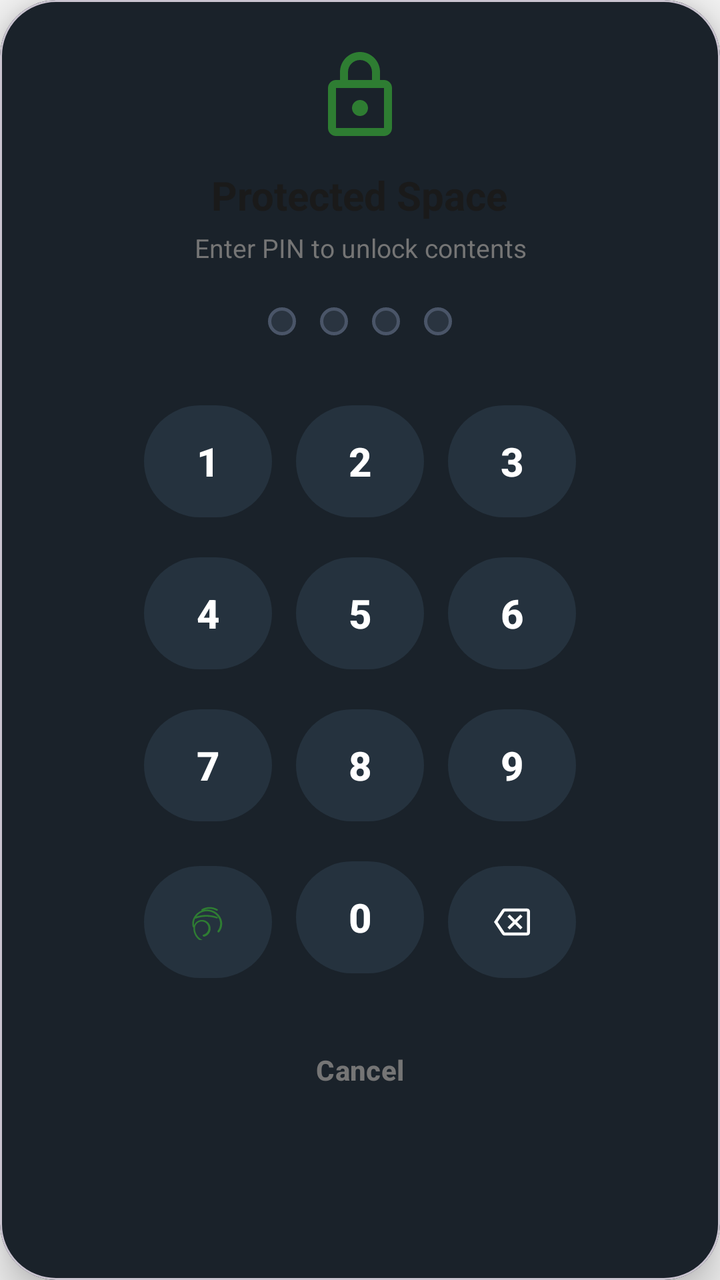
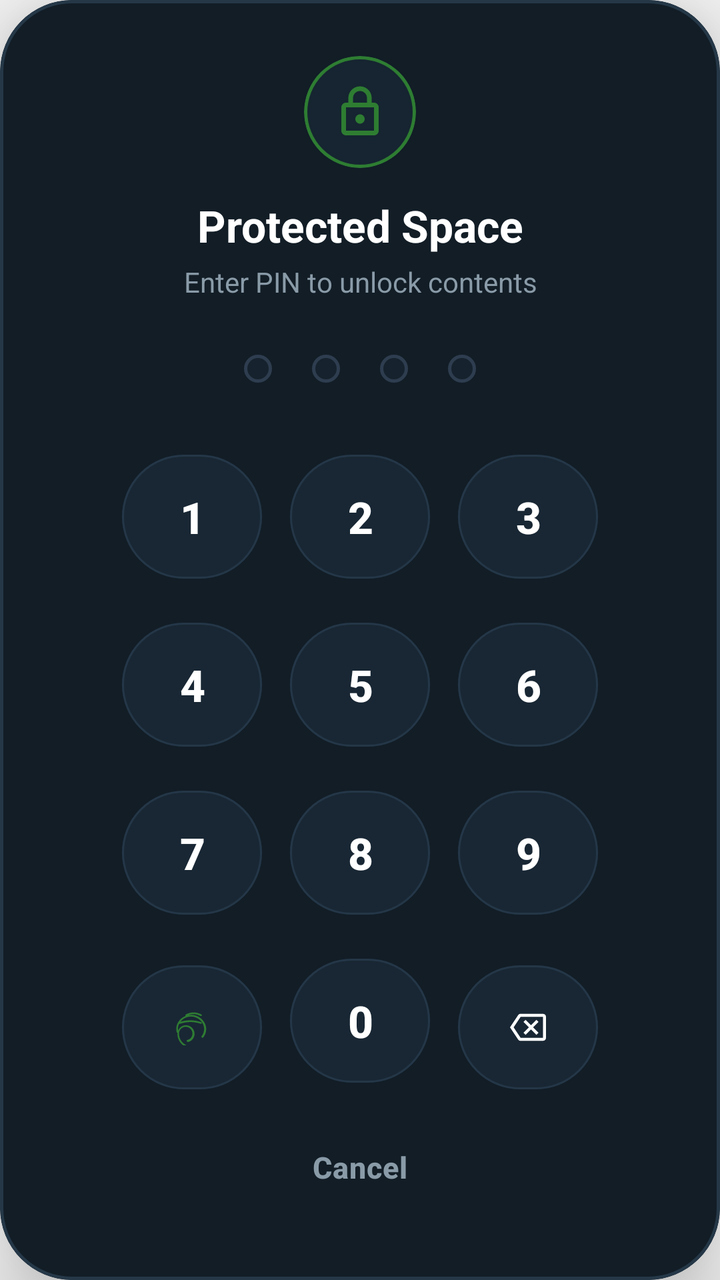

Before-and-after screenshots of an Android layout around one commit, followed by the original layout XML and the change that was made.
<!-- AndroidManifest.xml: application theme Theme.FridgeWise -->
<!-- res/layout/dialog_security_auth.xml -->
<?xml version="1.0" encoding="utf-8"?>
<com.google.android.material.card.MaterialCardView
    xmlns:android="http://schemas.android.com/apk/res/android"
    xmlns:app="http://schemas.android.com/apk/res-auto"
    android:layout_width="320dp"
    android:layout_height="wrap_content"
    android:layout_gravity="center"
    app:cardCornerRadius="28dp"
    app:cardElevation="12dp"
    app:cardBackgroundColor="#1A222A">

    <LinearLayout
        android:layout_width="match_parent"
        android:layout_height="wrap_content"
        android:orientation="vertical"
        android:gravity="center_horizontal"
        android:padding="24dp">

        
        <ImageView
            android:id="@+id/ivSecurityIcon"
            android:layout_width="48dp"
            android:layout_height="48dp"
            android:src="@drawable/ic_lock"
            app:tint="@color/green_primary" />

        
        <TextView
            android:id="@+id/tvAuthTitle"
            android:layout_width="wrap_content"
            android:layout_height="wrap_content"
            android:layout_marginTop="12dp"
            android:gravity="center"
            android:text="Protected Space"
            android:textColor="@color/text_primary"
            android:textSize="20sp"
            android:textStyle="bold" />

        
        <TextView
            android:id="@+id/tvAuthSubtitle"
            android:layout_width="wrap_content"
            android:layout_height="wrap_content"
            android:layout_marginTop="4dp"
            android:gravity="center"
            android:text="Enter PIN to unlock contents"
            android:textColor="@color/text_secondary"
            android:textSize="13sp" />

        
        <LinearLayout
            android:id="@+id/llPinDots"
            android:layout_width="wrap_content"
            android:layout_height="24dp"
            android:layout_marginTop="16dp"
            android:gravity="center"
            android:orientation="horizontal">

            <View
                android:id="@+id/dot1"
                android:layout_width="14dp"
                android:layout_height="14dp"
                android:layout_margin="6dp"
                android:background="@drawable/bg_pin_dot_empty" />

            <View
                android:id="@+id/dot2"
                android:layout_width="14dp"
                android:layout_height="14dp"
                android:layout_margin="6dp"
                android:background="@drawable/bg_pin_dot_empty" />

            <View
                android:id="@+id/dot3"
                android:layout_width="14dp"
                android:layout_height="14dp"
                android:layout_margin="6dp"
                android:background="@drawable/bg_pin_dot_empty" />

            <View
                android:id="@+id/dot4"
                android:layout_width="14dp"
                android:layout_height="14dp"
                android:layout_margin="6dp"
                android:background="@drawable/bg_pin_dot_empty" />
        </LinearLayout>

        
        <GridLayout
            android:id="@+id/gridKeypad"
            android:layout_width="wrap_content"
            android:layout_height="wrap_content"
            android:layout_marginTop="20dp"
            android:columnCount="3"
            android:rowCount="4"
            android:alignmentMode="alignMargins">

            <com.google.android.material.button.MaterialButton
                android:id="@+id/btnKey1"
                style="@style/Widget.Material3.Button.TonalButton"
                android:layout_width="64dp"
                android:layout_height="64dp"
                android:layout_margin="6dp"
                android:text="1"
                android:textColor="@android:color/white"
                android:textSize="20sp"
                android:textStyle="bold"
                app:backgroundTint="#25323E"
                app:cornerRadius="32dp" />

            <com.google.android.material.button.MaterialButton
                android:id="@+id/btnKey2"
                style="@style/Widget.Material3.Button.TonalButton"
                android:layout_width="64dp"
                android:layout_height="64dp"
                android:layout_margin="6dp"
                android:text="2"
                android:textColor="@android:color/white"
                android:textSize="20sp"
                android:textStyle="bold"
                app:backgroundTint="#25323E"
                app:cornerRadius="32dp" />

            <com.google.android.material.button.MaterialButton
                android:id="@+id/btnKey3"
                style="@style/Widget.Material3.Button.TonalButton"
                android:layout_width="64dp"
                android:layout_height="64dp"
                android:layout_margin="6dp"
                android:text="3"
                android:textColor="@android:color/white"
                android:textSize="20sp"
                android:textStyle="bold"
                app:backgroundTint="#25323E"
                app:cornerRadius="32dp" />

            <com.google.android.material.button.MaterialButton
                android:id="@+id/btnKey4"
                style="@style/Widget.Material3.Button.TonalButton"
                android:layout_width="64dp"
                android:layout_height="64dp"
                android:layout_margin="6dp"
                android:text="4"
                android:textColor="@android:color/white"
                android:textSize="20sp"
                android:textStyle="bold"
                app:backgroundTint="#25323E"
                app:cornerRadius="32dp" />

            <com.google.android.material.button.MaterialButton
                android:id="@+id/btnKey5"
                style="@style/Widget.Material3.Button.TonalButton"
                android:layout_width="64dp"
                android:layout_height="64dp"
                android:layout_margin="6dp"
                android:text="5"
                android:textColor="@android:color/white"
                android:textSize="20sp"
                android:textStyle="bold"
                app:backgroundTint="#25323E"
                app:cornerRadius="32dp" />

            <com.google.android.material.button.MaterialButton
                android:id="@+id/btnKey6"
                style="@style/Widget.Material3.Button.TonalButton"
                android:layout_width="64dp"
                android:layout_height="64dp"
                android:layout_margin="6dp"
                android:text="6"
                android:textColor="@android:color/white"
                android:textSize="20sp"
                android:textStyle="bold"
                app:backgroundTint="#25323E"
                app:cornerRadius="32dp" />

            <com.google.android.material.button.MaterialButton
                android:id="@+id/btnKey7"
                style="@style/Widget.Material3.Button.TonalButton"
                android:layout_width="64dp"
                android:layout_height="64dp"
                android:layout_margin="6dp"
                android:text="7"
                android:textColor="@android:color/white"
                android:textSize="20sp"
                android:textStyle="bold"
                app:backgroundTint="#25323E"
                app:cornerRadius="32dp" />

            <com.google.android.material.button.MaterialButton
                android:id="@+id/btnKey8"
                style="@style/Widget.Material3.Button.TonalButton"
                android:layout_width="64dp"
                android:layout_height="64dp"
                android:layout_margin="6dp"
                android:text="8"
                android:textColor="@android:color/white"
                android:textSize="20sp"
                android:textStyle="bold"
                app:backgroundTint="#25323E"
                app:cornerRadius="32dp" />

            <com.google.android.material.button.MaterialButton
                android:id="@+id/btnKey9"
                style="@style/Widget.Material3.Button.TonalButton"
                android:layout_width="64dp"
                android:layout_height="64dp"
                android:layout_margin="6dp"
                android:text="9"
                android:textColor="@android:color/white"
                android:textSize="20sp"
                android:textStyle="bold"
                app:backgroundTint="#25323E"
                app:cornerRadius="32dp" />

            <com.google.android.material.button.MaterialButton
                android:id="@+id/btnBiometric"
                style="@style/Widget.Material3.Button.TonalButton"
                android:layout_width="64dp"
                android:layout_height="64dp"
                android:layout_margin="6dp"
                app:icon="@drawable/ic_fingerprint"
                app:iconTint="@color/green_primary"
                app:iconGravity="textStart"
                app:iconPadding="0dp"
                app:backgroundTint="#25323E"
                app:cornerRadius="32dp" />

            <com.google.android.material.button.MaterialButton
                android:id="@+id/btnKey0"
                style="@style/Widget.Material3.Button.TonalButton"
                android:layout_width="64dp"
                android:layout_height="64dp"
                android:layout_margin="6dp"
                android:text="0"
                android:textColor="@android:color/white"
                android:textSize="20sp"
                android:textStyle="bold"
                app:backgroundTint="#25323E"
                app:cornerRadius="32dp" />

            <com.google.android.material.button.MaterialButton
                android:id="@+id/btnKeyBackspace"
                style="@style/Widget.Material3.Button.TonalButton"
                android:layout_width="64dp"
                android:layout_height="64dp"
                android:layout_margin="6dp"
                app:icon="@drawable/ic_backspace"
                app:iconTint="@color/white"
                app:iconGravity="textStart"
                app:iconPadding="0dp"
                app:backgroundTint="#25323E"
                app:cornerRadius="32dp" />
        </GridLayout>

        
        <com.google.android.material.button.MaterialButton
            android:id="@+id/btnAuthCancel"
            style="@style/Widget.Material3.Button.TextButton"
            android:layout_width="wrap_content"
            android:layout_height="wrap_content"
            android:layout_marginTop="12dp"
            android:text="Cancel"
            android:textColor="@color/text_secondary" />

    </LinearLayout>

</com.google.android.material.card.MaterialCardView>
<!-- resources referenced by this layout -->
<resources>
  <!-- drawable bg_pin_dot_empty (drawable) -->
  <?xml version="1.0" encoding="utf-8"?>
  <shape xmlns:android="http://schemas.android.com/apk/res/android"
      android:shape="oval">
      <solid android:color="#2A3440" />
      <stroke
          android:width="1.5dp"
          android:color="#4A5568" />
  </shape>
  <style name="Base.Theme.FridgeWise" parent="Theme.Material3.DayNight.NoActionBar">
  
          
          <item name="android:navigationBarColor">@color/bg_secondary</item>
          <item name="android:windowDrawsSystemBarBackgrounds">true</item>
  
          
          <item name="colorPrimary">@color/green_primary</item>
          <item name="colorOnPrimary">@color/white</item>
          <item name="colorPrimaryContainer">@color/green_pale</item>
          <item name="colorOnPrimaryContainer">@color/green_primary</item>
  
          <item name="colorSecondary">@color/profile_accent_teal</item>
          <item name="colorOnSecondary">@color/white</item>
  
          <item name="colorSurface">@color/bg_secondary</item>
          <item name="colorOnSurface">@color/text_primary</item>
          <item name="colorSurfaceVariant">@color/surface_elevated</item>
          <item name="colorOnSurfaceVariant">@color/text_secondary</item>
  
          <item name="android:windowBackground">@color/bg_primary</item>
          <item name="colorOutline">@color/divider_color</item>
  
          
          <item name="textAppearanceTitleLarge">@style/TextAppearance.App.TitleLarge</item>
          <item name="textAppearanceTitleMedium">@style/TextAppearance.App.TitleMedium</item>
          <item name="textAppearanceBodyLarge">@style/TextAppearance.App.BodyLarge</item>
          <item name="textAppearanceBodyMedium">@style/TextAppearance.App.BodyMedium</item>
          <item name="textAppearanceLabelLarge">@style/TextAppearance.App.LabelLarge</item>
  
          
          <item name="floatingActionButtonStyle">@style/Widget.App.FloatingActionButton</item>
      </style>
  <style name="TextAppearance.App.LabelLarge" parent="TextAppearance.Material3.LabelLarge">
          <item name="android:textColor">@color/green_primary</item>
          <item name="android:textStyle">bold</item>
          <item name="android:letterSpacing">0.01</item>
          <item name="android:includeFontPadding">false</item>
      </style>
  <!-- unchanged entries left out for length: 19 -->
</resources>

<!-- the commit's change to res/layout/dialog_security_auth.xml (unified diff, before → after) -->
@@ -2,38 +2,53 @@
 <com.google.android.material.card.MaterialCardView
     xmlns:android="http://schemas.android.com/apk/res/android"
     xmlns:app="http://schemas.android.com/apk/res-auto"
-    android:layout_width="320dp"
+    android:layout_width="340dp"
     android:layout_height="wrap_content"
     android:layout_gravity="center"
-    app:cardCornerRadius="28dp"
-    app:cardElevation="12dp"
-    app:cardBackgroundColor="#1A222A">
+    app:cardCornerRadius="36dp"
+    app:cardElevation="24dp"
+    app:cardBackgroundColor="#121D26"
+    app:strokeWidth="1.5dp"
+    app:strokeColor="#253848">
 
     <LinearLayout
         android:layout_width="match_parent"
         android:layout_height="wrap_content"
         android:orientation="vertical"
         android:gravity="center_horizontal"
-        android:padding="24dp">
-
-        
-        <ImageView
-            android:id="@+id/ivSecurityIcon"
-            android:layout_width="48dp"
-            android:layout_height="48dp"
-            android:src="@drawable/ic_lock"
-            app:tint="@color/green_primary" />
+        android:paddingHorizontal="24dp"
+        android:paddingTop="28dp"
+        android:paddingBottom="24dp">
+
+        
+        <com.google.android.material.card.MaterialCardView
+            android:layout_width="56dp"
+            android:layout_height="56dp"
+            app:cardCornerRadius="28dp"
+            app:cardElevation="0dp"
+            app:cardBackgroundColor="#162531"
+            app:strokeWidth="1.5dp"
+            app:strokeColor="@color/green_primary">
+
+            <ImageView
+                android:id="@+id/ivSecurityIcon"
+                android:layout_width="28dp"
+                android:layout_height="28dp"
+                android:layout_gravity="center"
+                android:src="@drawable/ic_lock"
+                app:tint="@color/green_primary" />
+        </com.google.android.material.card.MaterialCardView>
 
         
         <TextView
             android:id="@+id/tvAuthTitle"
             android:layout_width="wrap_content"
             android:layout_height="wrap_content"
-            android:layout_marginTop="12dp"
+            android:layout_marginTop="14dp"
             android:gravity="center"
             android:text="Protected Space"
-            android:textColor="@color/text_primary"
-            android:textSize="20sp"
+            android:textColor="@android:color/white"
+            android:textSize="22sp"
             android:textStyle="bold" />
 
         
@@ -44,15 +59,15 @@
             android:layout_marginTop="4dp"
             android:gravity="center"
             android:text="Enter PIN to unlock contents"
-            android:textColor="@color/text_secondary"
-            android:textSize="13sp" />
+            android:textColor="#8A9BA8"
+            android:textSize="14sp" />
 
         
         <LinearLayout
             android:id="@+id/llPinDots"
             android:layout_width="wrap_content"
-            android:layout_height="24dp"
-            android:layout_marginTop="16dp"
+            android:layout_height="32dp"
+            android:layout_marginTop="18dp"
             android:gravity="center"
             android:orientation="horizontal">
 
@@ -60,28 +75,28 @@
                 android:id="@+id/dot1"
                 android:layout_width="14dp"
                 android:layout_height="14dp"
-                android:layout_margin="6dp"
+                android:layout_margin="10dp"
                 android:background="@drawable/bg_pin_dot_empty" />
 
             <View
                 android:id="@+id/dot2"
                 android:layout_width="14dp"
                 android:layout_height="14dp"
-                android:layout_margin="6dp"
+                android:layout_margin="10dp"
                 android:background="@drawable/bg_pin_dot_empty" />
 
             <View
                 android:id="@+id/dot3"
                 android:layout_width="14dp"
                 android:layout_height="14dp"
-                android:layout_margin="6dp"
+                android:layout_margin="10dp"
                 android:background="@drawable/bg_pin_dot_empty" />
 
             <View
                 android:id="@+id/dot4"
                 android:layout_width="14dp"
                 android:layout_height="14dp"
-                android:layout_margin="6dp"
+                android:layout_margin="10dp"
                 android:background="@drawable/bg_pin_dot_empty" />
         </LinearLayout>
 
@@ -90,7 +105,7 @@
             android:id="@+id/gridKeypad"
             android:layout_width="wrap_content"
             android:layout_height="wrap_content"
-            android:layout_marginTop="20dp"
+            android:layout_marginTop="16dp"
             android:columnCount="3"
             android:rowCount="4"
             android:alignmentMode="alignMargins">
@@ -98,159 +113,195 @@
             <com.google.android.material.button.MaterialButton
                 android:id="@+id/btnKey1"
                 style="@style/Widget.Material3.Button.TonalButton"
-                android:layout_width="64dp"
-                android:layout_height="64dp"
-                android:layout_margin="6dp"
+                android:layout_width="70dp"
+                android:layout_height="70dp"
+                android:layout_margin="7dp"
                 android:text="1"
                 android:textColor="@android:color/white"
-                android:textSize="20sp"
-                android:textStyle="bold"
-                app:backgroundTint="#25323E"
-                app:cornerRadius="32dp" />
+                android:textSize="22sp"
+                android:textStyle="bold"
+                app:backgroundTint="#192734"
+                app:cornerRadius="35dp"
+                app:strokeWidth="1dp"
+                app:strokeColor="#243748" />
 
             <com.google.android.material.button.MaterialButton
                 android:id="@+id/btnKey2"
                 style="@style/Widget.Material3.Button.TonalButton"
-                android:layout_width="64dp"
-                android:layout_height="64dp"
-                android:layout_margin="6dp"
+                android:layout_width="70dp"
+                android:layout_height="70dp"
+                android:layout_margin="7dp"
                 android:text="2"
                 android:textColor="@android:color/white"
-                android:textSize="20sp"
-                android:textStyle="bold"
-                app:backgroundTint="#25323E"
-                app:cornerRadius="32dp" />
+                android:textSize="22sp"
+                android:textStyle="bold"
+                app:backgroundTint="#192734"
+                app:cornerRadius="35dp"
+                app:strokeWidth="1dp"
+                app:strokeColor="#243748" />
 
             <com.google.android.material.button.MaterialButton
                 android:id="@+id/btnKey3"
                 style="@style/Widget.Material3.Button.TonalButton"
-                android:layout_width="64dp"
-                android:layout_height="64dp"
-                android:layout_margin="6dp"
+                android:layout_width="70dp"
+                android:layout_height="70dp"
+                android:layout_margin="7dp"
                 android:text="3"
                 android:textColor="@android:color/white"
-                android:textSize="20sp"
-                android:textStyle="bold"
-                app:backgroundTint="#25323E"
-                app:cornerRadius="32dp" />
+                android:textSize="22sp"
+                android:textStyle="bold"
+                app:backgroundTint="#192734"
+                app:cornerRadius="35dp"
+                app:strokeWidth="1dp"
+                app:strokeColor="#243748" />
 
             <com.google.android.material.button.MaterialButton
                 android:id="@+id/btnKey4"
                 style="@style/Widget.Material3.Button.TonalButton"
-                android:layout_width="64dp"
-                android:layout_height="64dp"
-                android:layout_margin="6dp"
+                android:layout_width="70dp"
+                android:layout_height="70dp"
+                android:layout_margin="7dp"
                 android:text="4"
                 android:textColor="@android:color/white"
-                android:textSize="20sp"
-                android:textStyle="bold"
-                app:backgroundTint="#25323E"
-                app:cornerRadius="32dp" />
+                android:textSize="22sp"
+                android:textStyle="bold"
+                app:backgroundTint="#192734"
+                app:cornerRadius="35dp"
+                app:strokeWidth="1dp"
+                app:strokeColor="#243748" />
 
             <com.google.android.material.button.MaterialButton
                 android:id="@+id/btnKey5"
                 style="@style/Widget.Material3.Button.TonalButton"
-                android:layout_width="64dp"
-                android:layout_height="64dp"
-                android:layout_margin="6dp"
+                android:layout_width="70dp"
+                android:layout_height="70dp"
+                android:layout_margin="7dp"
                 android:text="5"
                 android:textColor="@android:color/white"
-                android:textSize="20sp"
-                android:textStyle="bold"
-                app:backgroundTint="#25323E"
-                app:cornerRadius="32dp" />
+                android:textSize="22sp"
+                android:textStyle="bold"
+                app:backgroundTint="#192734"
+                app:cornerRadius="35dp"
+                app:strokeWidth="1dp"
+                app:strokeColor="#243748" />
 
             <com.google.android.material.button.MaterialButton
                 android:id="@+id/btnKey6"
                 style="@style/Widget.Material3.Button.TonalButton"
-                android:layout_width="64dp"
-                android:layout_height="64dp"
-                android:layout_margin="6dp"
+                android:layout_width="70dp"
+                android:layout_height="70dp"
+                android:layout_margin="7dp"
                 android:text="6"
                 android:textColor="@android:color/white"
-                android:textSize="20sp"
-                android:textStyle="bold"
-                app:backgroundTint="#25323E"
-                app:cornerRadius="32dp" />
+                android:textSize="22sp"
+                android:textStyle="bold"
+                app:backgroundTint="#192734"
+                app:cornerRadius="35dp"
+                app:strokeWidth="1dp"
+                app:strokeColor="#243748" />
 
             <com.google.android.material.button.MaterialButton
                 android:id="@+id/btnKey7"
                 style="@style/Widget.Material3.Button.TonalButton"
-                android:layout_width="64dp"
-                android:layout_height="64dp"
-                android:layout_margin="6dp"
+                android:layout_width="70dp"
+                android:layout_height="70dp"
+                android:layout_margin="7dp"
                 android:text="7"
                 android:textColor="@android:color/white"
-                android:textSize="20sp"
-                android:textStyle="bold"
-                app:backgroundTint="#25323E"
-                app:cornerRadius="32dp" />
+                android:textSize="22sp"
+                android:textStyle="bold"
+                app:backgroundTint="#192734"
+                app:cornerRadius="35dp"
+                app:strokeWidth="1dp"
+                app:strokeColor="#243748" />
 
             <com.google.android.material.button.MaterialButton
                 android:id="@+id/btnKey8"
                 style="@style/Widget.Material3.Button.TonalButton"
-                android:layout_width="64dp"
-                android:layout_height="64dp"
-                android:layout_margin="6dp"
+                android:layout_width="70dp"
+                android:layout_height="70dp"
+                android:layout_margin="7dp"
                 android:text="8"
                 android:textColor="@android:color/white"
-                android:textSize="20sp"
-                android:textStyle="bold"
-                app:backgroundTint="#25323E"
-                app:cornerRadius="32dp" />
+                android:textSize="22sp"
+                android:textStyle="bold"
+                app:backgroundTint="#192734"
+                app:cornerRadius="35dp"
+                app:strokeWidth="1dp"
+                app:strokeColor="#243748" />
 
             <com.google.android.material.button.MaterialButton
                 android:id="@+id/btnKey9"
                 style="@style/Widget.Material3.Button.TonalButton"
-                android:layout_width="64dp"
-                android:layout_height="64dp"
-                android:layout_margin="6dp"
+                android:layout_width="70dp"
+                android:layout_height="70dp"
+                android:layout_margin="7dp"
                 android:text="9"
                 android:textColor="@android:color/white"
-                android:textSize="20sp"
-                android:textStyle="bold"
-                app:backgroundTint="#25323E"
-                app:cornerRadius="32dp" />
+                android:textSize="22sp"
+                android:textStyle="bold"
+                app:backgroundTint="#192734"
+                app:cornerRadius="35dp"
+                app:strokeWidth="1dp"
+                app:strokeColor="#243748" />
 
             <com.google.android.material.button.MaterialButton
                 android:id="@+id/btnBiometric"
                 style="@style/Widget.Material3.Button.TonalButton"
-                android:layout_width="64dp"
-                android:layout_height="64dp"
-                android:layout_margin="6dp"
+                android:layout_width="70dp"
+                android:layout_height="70dp"
+                android:layout_margin="7dp"
                 app:icon="@drawable/ic_fingerprint"
                 app:iconTint="@color/green_primary"
                 app:iconGravity="textStart"
                 app:iconPadding="0dp"
-                app:backgroundTint="#25323E"
-                app:cornerRadius="32dp" />
+                app:backgroundTint="#192734"
+                app:cornerRadius="35dp"
+                app:strokeWidth="1dp"
+                app:strokeColor="#243748" />
 
             <com.google.android.material.button.MaterialButton
                 android:id="@+id/btnKey0"
                 style="@style/Widget.Material3.Button.TonalButton"
-                android:layout_width="64dp"
-                android:layout_height="64dp"
-                android:layout_margin="6dp"
+                android:layout_width="70dp"
+                android:layout_height="70dp"
+                android:layout_margin="7dp"
                 android:text="0"
                 android:textColor="@android:color/white"
-                android:textSize="20sp"
-                android:textStyle="bold"
-                app:backgroundTint="#25323E"
-                app:cornerRadius="32dp" />
+                android:textSize="22sp"
+                android:textStyle="bold"
+                app:backgroundTint="#192734"
+                app:cornerRadius="35dp"
+                app:strokeWidth="1dp"
+                app:strokeColor="#243748" />
 
             <com.google.android.material.button.MaterialButton
                 android:id="@+id/btnKeyBackspace"
                 style="@style/Widget.Material3.Button.TonalButton"
-                android:layout_width="64dp"
-                android:layout_height="64dp"
-                android:layout_margin="6dp"
+                android:layout_width="70dp"
+                android:layout_height="70dp"
+                android:layout_margin="7dp"
                 app:icon="@drawable/ic_backspace"
-                app:iconTint="@color/white"
+                app:iconTint="@android:color/white"
                 app:iconGravity="textStart"
                 app:iconPadding="0dp"
-                app:backgroundTint="#25323E"
-                app:cornerRadius="32dp" />
+                app:backgroundTint="#192734"
+                app:cornerRadius="35dp"
+                app:strokeWidth="1dp"
+                app:strokeColor="#243748" />
         </GridLayout>
+
+        
+        <com.google.android.material.button.MaterialButton
+            android:id="@+id/btnForgotPin"
+            style="@style/Widget.Material3.Button.TextButton"
+            android:layout_width="wrap_content"
+            android:layout_height="wrap_content"
+            android:layout_marginTop="8dp"
+            android:text="Forgot PIN?"
+            android:textColor="@color/green_primary"
+            android:textSize="14sp"
+            android:visibility="gone" />
 
         
         <com.google.android.material.button.MaterialButton
@@ -258,9 +309,10 @@
             style="@style/Widget.Material3.Button.TextButton"
             android:layout_width="wrap_content"
             android:layout_height="wrap_content"
-            android:layout_marginTop="12dp"
+            android:layout_marginTop="4dp"
             android:text="Cancel"
-            android:textColor="@color/text_secondary" />
+            android:textColor="#8A9BA8"
+            android:textSize="15sp" />
 
     </LinearLayout>
 
<!-- resource entries referenced after the edit -->
@@ -4,10 +4,10 @@
   <?xml version="1.0" encoding="utf-8"?>
   <shape xmlns:android="http://schemas.android.com/apk/res/android"
       android:shape="oval">
-      <solid android:color="#2A3440" />
+      <solid android:color="#16222D" />
       <stroke
           android:width="1.5dp"
-          android:color="#4A5568" />
+          android:color="#2E3D4F" />
   </shape>
   <style name="Base.Theme.FridgeWise" parent="Theme.Material3.DayNight.NoActionBar">
   
@@ -33,21 +33,50 @@
           <item name="colorOutline">@color/divider_color</item>
   
           
+          <item name="textAppearanceHeadlineLarge">@style/TextAppearance.App.HeadlineLarge</item>
           <item name="textAppearanceTitleLarge">@style/TextAppearance.App.TitleLarge</item>
           <item name="textAppearanceTitleMedium">@style/TextAppearance.App.TitleMedium</item>
           <item name="textAppearanceBodyLarge">@style/TextAppearance.App.BodyLarge</item>
           <item name="textAppearanceBodyMedium">@style/TextAppearance.App.BodyMedium</item>
+          <item name="textAppearanceBodySmall">@style/TextAppearance.App.BodySmall</item>
           <item name="textAppearanceLabelLarge">@style/TextAppearance.App.LabelLarge</item>
+          <item name="textAppearanceLabelSmall">@style/TextAppearance.App.LabelSmall</item>
   
           
           <item name="floatingActionButtonStyle">@style/Widget.App.FloatingActionButton</item>
+          <item name="materialCardViewStyle">@style/Widget.App.CardView</item>
+      </style>
+  <style name="TextAppearance.App.HeadlineLarge" parent="TextAppearance.Material3.HeadlineLarge">
+          <item name="android:textStyle">bold</item>
+          <item name="android:textColor">@color/text_primary</item>
+          <item name="android:letterSpacing">-0.03</item>
+          <item name="android:includeFontPadding">false</item>
+      </style>
+  <style name="TextAppearance.App.BodySmall" parent="TextAppearance.Material3.BodySmall">
+          <item name="android:textColor">@color/text_secondary</item>
+          <item name="android:letterSpacing">0.01</item>
+          <item name="android:includeFontPadding">false</item>
       </style>
   <style name="TextAppearance.App.LabelLarge" parent="TextAppearance.Material3.LabelLarge">
           <item name="android:textColor">@color/green_primary</item>
           <item name="android:textStyle">bold</item>
-          <item name="android:letterSpacing">0.01</item>
+          <item name="android:letterSpacing">0.02</item>
           <item name="android:includeFontPadding">false</item>
       </style>
+  <style name="TextAppearance.App.LabelSmall" parent="TextAppearance.Material3.LabelSmall">
+          <item name="android:textColor">@color/text_secondary</item>
+          <item name="android:textStyle">bold</item>
+          <item name="android:letterSpacing">0.04</item>
+          <item name="android:includeFontPadding">false</item>
+      </style>
+  <style name="Widget.App.CardView" parent="Widget.Material3.CardView.Elevated">
+          <item name="cardCornerRadius">@dimen/radius_large</item>
+          <item name="cardElevation">0dp</item>
+          <item name="strokeWidth">1dp</item>
+          <item name="strokeColor">@color/divider_color</item>
+          <item name="cardBackgroundColor">@color/bg_secondary</item>
+      </style>
+  <dimen name="radius_large">24dp</dimen>
   <!-- unchanged entries left out for length: 19 -->
 </resources>
 
